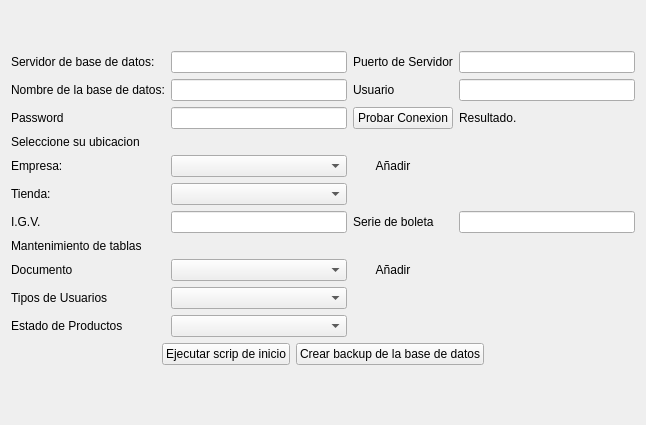
Qt form configuracion/ui_configuracion.ui (rodety/manager) before a commit.
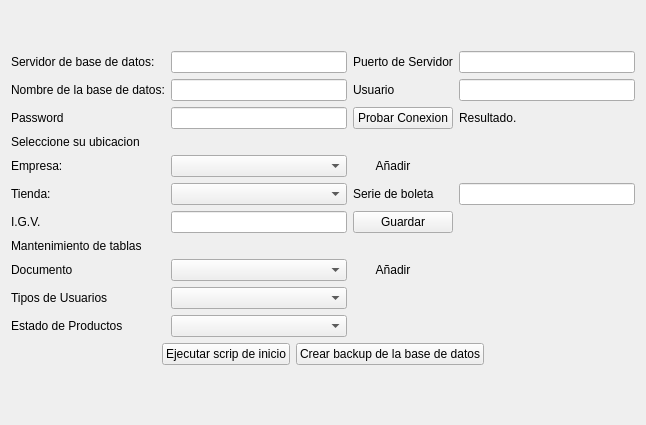
The same form after that commit. Icons and pictures are not drawn.

The edit to the form file:
```diff
--- a/configuracion/ui_configuracion.ui
+++ b/configuracion/ui_configuracion.ui
@@ -118,19 +118,6 @@
      <item row="1" column="1">
       <widget class="QLineEdit" name="lineEdit_ipdatabase"/>
      </item>
-     <item row="6" column="2" colspan="2">
-      <spacer name="horizontalSpacer_5">
-       <property name="orientation">
-        <enum>Qt::Horizontal</enum>
-       </property>
-       <property name="sizeHint" stdset="0">
-        <size>
-         <width>40</width>
-         <height>20</height>
-        </size>
-       </property>
-      </spacer>
-     </item>
      <item row="10" column="0">
       <widget class="QLabel" name="label_12">
        <property name="text">
@@ -155,6 +142,9 @@
        </property>
       </widget>
      </item>
+     <item row="2" column="3">
+      <widget class="QLineEdit" name="lineEdit_userDatabase"/>
+     </item>
      <item row="10" column="1">
       <widget class="QComboBox" name="comboBox_Documento"/>
      </item>
@@ -165,12 +155,6 @@
        </property>
       </widget>
      </item>
-     <item row="2" column="3">
-      <widget class="QLineEdit" name="lineEdit_userDatabase"/>
-     </item>
-     <item row="11" column="1">
-      <widget class="QComboBox" name="comboBox_tipoUsuario"/>
-     </item>
      <item row="7" column="1">
       <widget class="QLineEdit" name="lineEdit_IGV"/>
      </item>
@@ -181,6 +165,12 @@
        </property>
       </widget>
      </item>
+     <item row="11" column="1">
+      <widget class="QComboBox" name="comboBox_tipoUsuario"/>
+     </item>
+     <item row="1" column="3">
+      <widget class="QLineEdit" name="lineEdit_portDatabase"/>
+     </item>
      <item row="1" column="2">
       <widget class="QLabel" name="label_2">
        <property name="text">
@@ -188,9 +178,6 @@
        </property>
       </widget>
      </item>
-     <item row="1" column="3">
-      <widget class="QLineEdit" name="lineEdit_portDatabase"/>
-     </item>
      <item row="7" column="0">
       <widget class="QLabel" name="label_8">
        <property name="text">
@@ -228,13 +215,6 @@
        </property>
       </widget>
      </item>
-     <item row="7" column="2">
-      <widget class="QLabel" name="label_9">
-       <property name="text">
-        <string>Serie de boleta</string>
-       </property>
-      </widget>
-     </item>
      <item row="11" column="2" colspan="2">
       <spacer name="horizontalSpacer_9">
        <property name="orientation">
@@ -275,16 +255,6 @@
        </property>
       </widget>
      </item>
-     <item row="6" column="0">
-      <widget class="QLabel" name="lblTienda">
-       <property name="text">
-        <string>Tienda: </string>
-       </property>
-      </widget>
-     </item>
-     <item row="7" column="3">
-      <widget class="QLineEdit" name="lineEdit_boleta"/>
-     </item>
      <item row="3" column="1">
       <widget class="QLineEdit" name="lineEdit_passwordUser">
        <property name="readOnly">
@@ -292,6 +262,13 @@
        </property>
       </widget>
      </item>
+     <item row="6" column="0">
+      <widget class="QLabel" name="lblTienda">
+       <property name="text">
+        <string>Tienda: </string>
+       </property>
+      </widget>
+     </item>
      <item row="3" column="3">
       <widget class="QLabel" name="label_result">
        <property name="text">
@@ -339,6 +316,23 @@
        </property>
       </spacer>
      </item>
+     <item row="6" column="2">
+      <widget class="QLabel" name="label_9">
+       <property name="text">
+        <string>Serie de boleta</string>
+       </property>
+      </widget>
+     </item>
+     <item row="6" column="3">
+      <widget class="QLineEdit" name="lineEdit_boleta"/>
+     </item>
+     <item row="7" column="2">
+      <widget class="QPushButton" name="btn_saveConfiguration">
+       <property name="text">
+        <string>Guardar</string>
+       </property>
+      </widget>
+     </item>
     </layout>
    </item>
    <item row="1" column="0">
```
Left out of the diff: 20 changed lines with no effect on the pictures.
